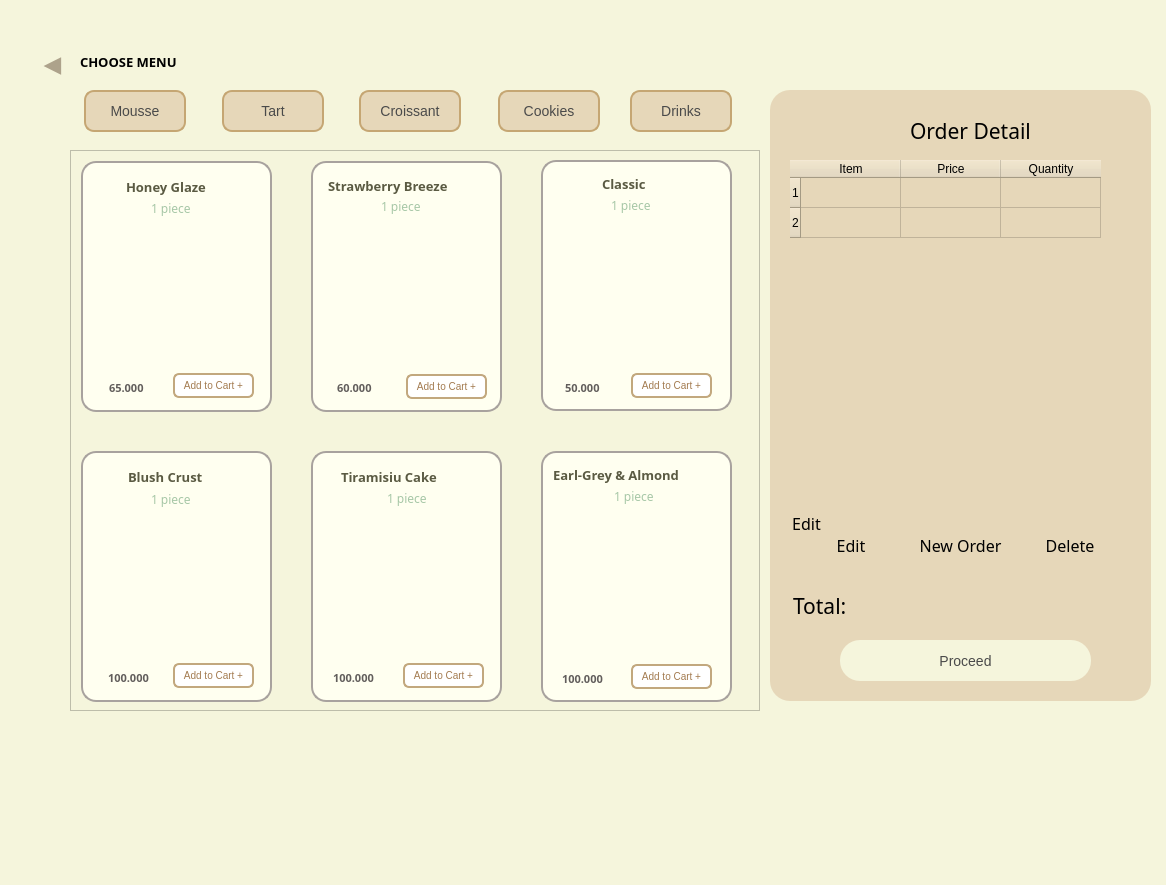
duckbumbum301/FinalProject, file Ui/self_order.ui: the form before one commit.
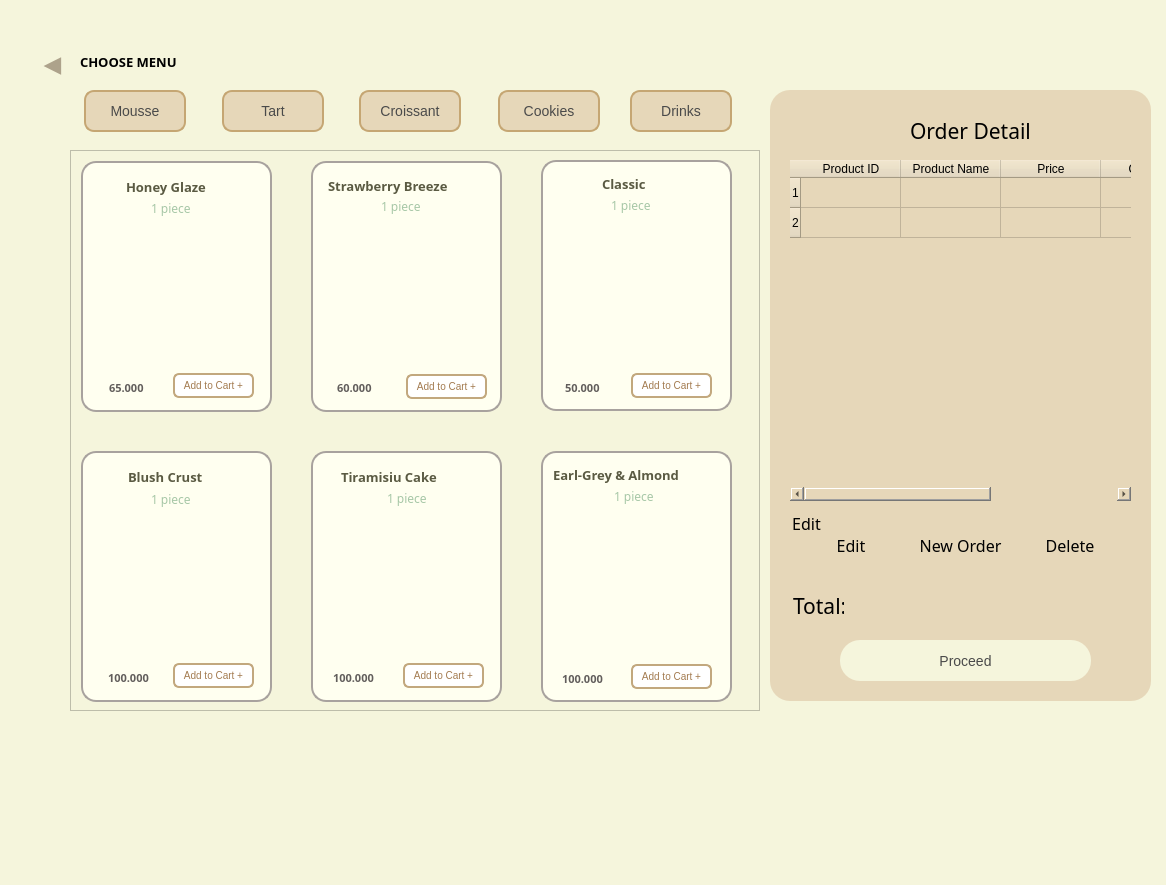
The form after the commit. Icons and pictures are not drawn.

Commit message: Hoàn thiện Window Self Order, chưa link qua Window Checkout

Diff of the .ui file:
```diff
--- a/Ui/self_order.ui
+++ b/Ui/self_order.ui
@@ -7197,7 +7197,12 @@
        </row>
        <column>
         <property name="text">
-         <string>Item</string>
+         <string>Product ID</string>
+        </property>
+       </column>
+       <column>
+        <property name="text">
+         <string>Product Name</string>
         </property>
        </column>
        <column>
@@ -7210,6 +7215,11 @@
          <string>Quantity</string>
         </property>
        </column>
+       <column>
+        <property name="text">
+         <string>Subtotal</string>
+        </property>
+       </column>
       </widget>
       <widget class="QGroupBox" name="groupBox">
        <property name="geometry">
@@ -7301,7 +7311,7 @@
       <rect>
        <x>23</x>
        <y>495</y>
-       <width>71</width>
+       <width>51</width>
        <height>41</height>
       </rect>
      </property>
```
The commit also changes 2 other files.
